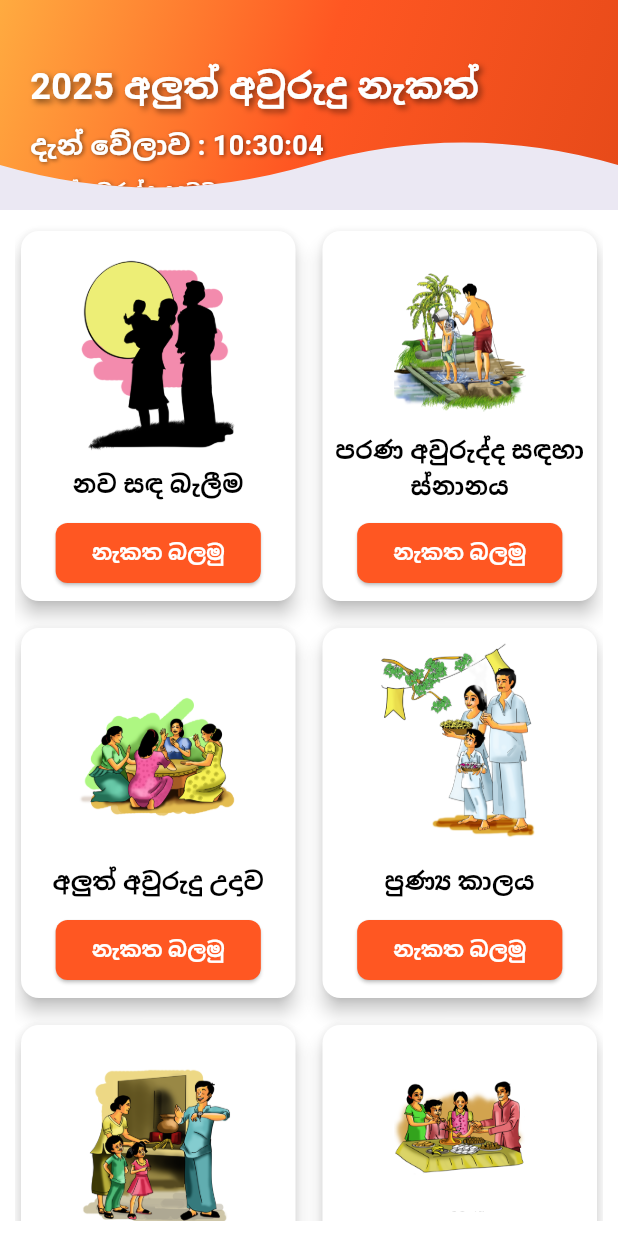
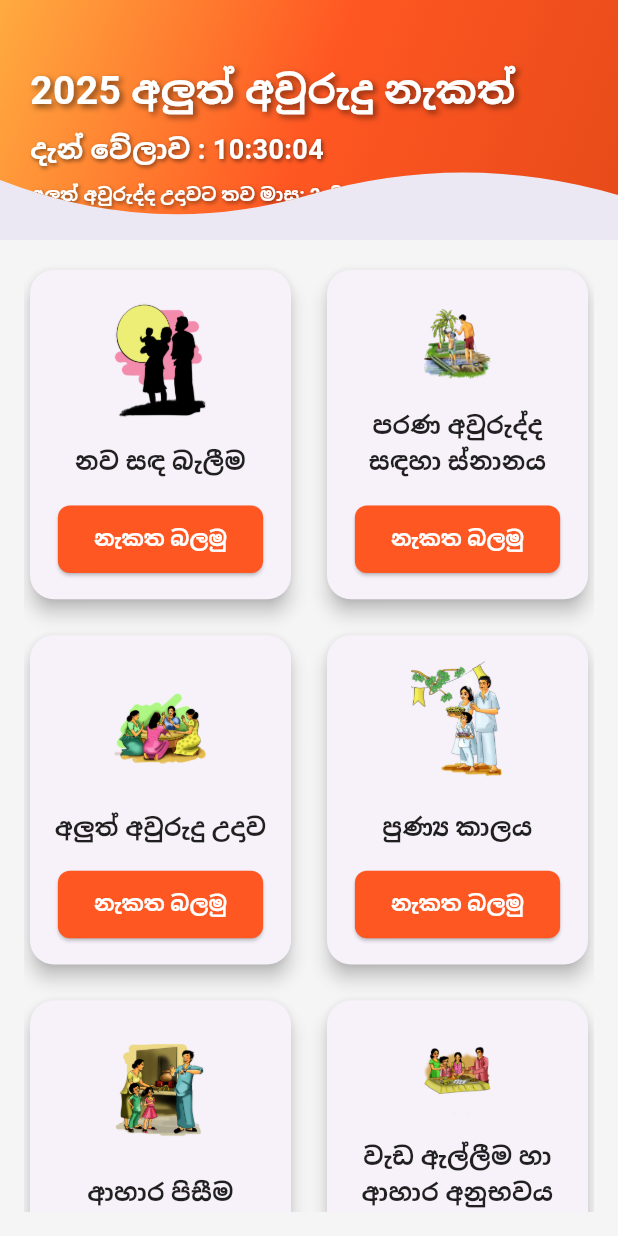
Before and after one commit to RensithUdara/awurudu_nakath_app, a Flutter app: the screen it shows after launch, on a phone screen of 412 x 824 dp. Run offline on Flutter 3.47's test engine with Material 3 defaults, Android fonts, the light colour scheme and no system bars.

Commit message:
Update HomePage layout and styling for improved user experience

```diff
--- a/lib/home_page.dart
+++ b/lib/home_page.dart
@@ -1,5 +1,6 @@
 import 'dart:async';
 
+import 'package:flutter/material.dart';
 import 'package:awurudu_nakath_app/bath_screen.dart';
 import 'package:awurudu_nakath_app/cook_screen.dart';
 import 'package:awurudu_nakath_app/eat_screen.dart';
@@ -8,7 +9,6 @@ import 'package:awurudu_nakath_app/moon_screen.dart';
 import 'package:awurudu_nakath_app/new_year_screen.dart';
 import 'package:awurudu_nakath_app/oil_screen.dart';
 import 'package:awurudu_nakath_app/temple_screen.dart';
-import 'package:flutter/material.dart';
 
 class HomePage extends StatefulWidget {
   const HomePage({super.key});
@@ -65,11 +65,11 @@ class _HomePageState extends State<HomePage> {
   Widget build(BuildContext context) {
     return Scaffold(
       appBar: PreferredSize(
-        preferredSize: const Size.fromHeight(140.0), // Increased height for the new design
+        preferredSize: const Size.fromHeight(160.0),
         child: AppBar(
-          elevation: 10, // Add shadow
+          elevation: 10,
           flexibleSpace: ClipPath(
-            clipper: _CustomAppBarClipper(), // Custom shape for the AppBar
+            clipper: _CustomAppBarClipper(),
             child: Container(
               decoration: BoxDecoration(
                 gradient: LinearGradient(
@@ -90,7 +90,7 @@ class _HomePageState extends State<HomePage> {
                     const Text(
                       "2025 අලුත් අවුරුදු නැකත්",
                       style: TextStyle(
-                        fontSize: 24.0,
+                        fontSize: 26.0,
                         fontWeight: FontWeight.bold,
                         color: Colors.white,
                         shadows: [
@@ -143,13 +143,13 @@ class _HomePageState extends State<HomePage> {
         ),
       ),
       body: Container(
-        color: Colors.white,
-        padding: const EdgeInsets.all(10.0),
+        color: Colors.grey[100],
+        padding: const EdgeInsets.all(16.0),
         child: GridView.count(
           crossAxisCount: 2,
-          crossAxisSpacing: 10.0,
-          mainAxisSpacing: 10.0,
-          childAspectRatio: 0.75,
+          crossAxisSpacing: 16.0,
+          mainAxisSpacing: 16.0,
+          childAspectRatio: 0.8,
           children: <Widget>[
             _buildProductCard(context, "නව සඳ බැලීම", 'assets/moon.png', const MoonPage("නව සඳ බැලීම")),
             _buildProductCard(context, "පරණ අවුරුද්ද සඳහා ස්නානය", 'assets/bath.png', const BathPage("පරණ අවුරුද්ද සඳහා ස්නානය")),
@@ -167,15 +167,25 @@ class _HomePageState extends State<HomePage> {
 
   Widget _buildProductCard(BuildContext context, String title, String imagePath, Widget page) {
     return Card(
-      color: Colors.white,
-      shape: RoundedRectangleBorder(borderRadius: BorderRadius.circular(12.0)),
       elevation: 5.0,
+      shape: RoundedRectangleBorder(
+        borderRadius: BorderRadius.circular(16.0),
+      ),
+      child: InkWell(
+        borderRadius: BorderRadius.circular(16.0),
+        onTap: () {
+          Navigator.of(context).push(
+            MaterialPageRoute(
+              builder: (BuildContext context) => page,
+            ),
+          );
+        },
         child: Column(
           mainAxisAlignment: MainAxisAlignment.center,
           children: <Widget>[
             Expanded(
               child: Padding(
-              padding: const EdgeInsets.all(8.0),
+                padding: const EdgeInsets.all(16.0),
                 child: Image.asset(
                   imagePath,
                   fit: BoxFit.contain,
@@ -189,12 +199,12 @@ class _HomePageState extends State<HomePage> {
                 style: const TextStyle(
                   fontSize: 16.0,
                   fontWeight: FontWeight.bold,
-                color: Colors.black,
+                  color: Colors.black87,
                 ),
                 textAlign: TextAlign.center,
               ),
             ),
-          const SizedBox(height: 10.0),
+            const SizedBox(height: 16.0),
             ElevatedButton(
               onPressed: () {
                 Navigator.of(context).push(
@@ -208,6 +218,7 @@ class _HomePageState extends State<HomePage> {
                 shape: RoundedRectangleBorder(
                   borderRadius: BorderRadius.circular(8.0),
                 ),
+                padding: const EdgeInsets.symmetric(horizontal: 24.0, vertical: 12.0),
               ),
               child: const Text(
                 "නැකත බලමු",
@@ -218,8 +229,9 @@ class _HomePageState extends State<HomePage> {
                 ),
               ),
             ),
-          const SizedBox(height: 8.0),
+            const SizedBox(height: 16.0),
           ],
+        ),
       ),
     );
   }
@@ -229,7 +241,7 @@ class _CustomAppBarClipper extends CustomClipper<Path> {
   @override
   Path getClip(Size size) {
     final path = Path();
-    path.lineTo(0, size.height - 30);
+    path.lineTo(0, size.height - 40);
     path.quadraticBezierTo(size.width / 4, size.height, size.width / 2, size.height - 30);
     path.quadraticBezierTo(size.width * 3 / 4, size.height - 60, size.width, size.height - 30);
     path.lineTo(size.width, 0);
```
Lines whose indentation alone changed are shown as unchanged.
